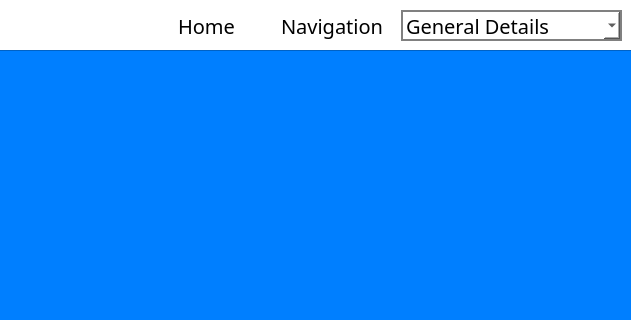
ChanJiaJin/SIT-CAPSTONE, file pyqt5_files/projects_page.ui: the form before one commit; both pictures show x 369 to 1000 and y 0 to 320 of the 1000 by 800 pixel window.
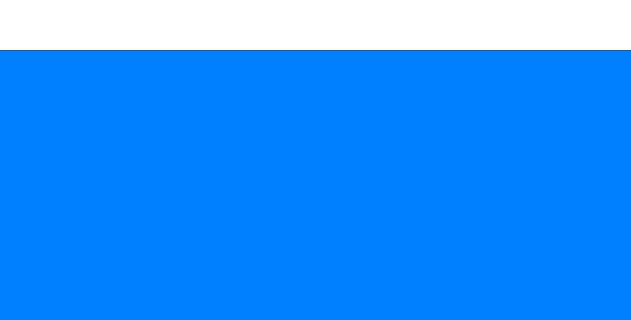
The form after the commit.

Commit message: Added UI for new proj, proj window and work flow editor pages

```diff
--- a/pyqt5_files/projects_page.ui
+++ b/pyqt5_files/projects_page.ui
@@ -83,101 +83,6 @@
       <string>TextLabel</string>
      </property>
     </widget>
-    <widget class="QLabel" name="navIcon_btn">
-     <property name="geometry">
-      <rect>
-       <x>650</x>
-       <y>10</y>
-       <width>121</width>
-       <height>31</height>
-      </rect>
-     </property>
-     <property name="font">
-      <font>
-       <family>Calibri Light</family>
-       <pointsize>15</pointsize>
-      </font>
-     </property>
-     <property name="text">
-      <string>Navigation</string>
-     </property>
-    </widget>
-    <widget class="QLabel" name="home_btn">
-     <property name="geometry">
-      <rect>
-       <x>520</x>
-       <y>10</y>
-       <width>111</width>
-       <height>31</height>
-      </rect>
-     </property>
-     <property name="font">
-      <font>
-       <family>Calibri Light</family>
-       <pointsize>15</pointsize>
-      </font>
-     </property>
-     <property name="text">
-      <string>Home</string>
-     </property>
-     <property name="alignment">
-      <set>Qt::AlignCenter</set>
-     </property>
-    </widget>
-    <widget class="QComboBox" name="nav_comboBox">
-     <property name="geometry">
-      <rect>
-       <x>770</x>
-       <y>10</y>
-       <width>221</width>
-       <height>31</height>
-      </rect>
-     </property>
-     <property name="font">
-      <font>
-       <family>Calibri Light</family>
-       <pointsize>15</pointsize>
-      </font>
-     </property>
-     <property name="styleSheet">
-      <string notr="true">border: 2px solid grey;</string>
-     </property>
-     <item>
-      <property name="text">
-       <string>General Details</string>
-      </property>
-     </item>
-     <item>
-      <property name="text">
-       <string>Work Flow</string>
-      </property>
-     </item>
-     <item>
-      <property name="text">
-       <string>Isssues Board</string>
-      </property>
-     </item>
-     <item>
-      <property name="text">
-       <string>Documentations</string>
-      </property>
-     </item>
-     <item>
-      <property name="text">
-       <string>Gantt Chart</string>
-      </property>
-     </item>
-     <item>
-      <property name="text">
-       <string>Members</string>
-      </property>
-     </item>
-     <item>
-      <property name="text">
-       <string/>
-      </property>
-     </item>
-    </widget>
    </widget>
    <widget class="QPushButton" name="pushButton">
     <property name="geometry">
```
The commit also changes 3 other files.
